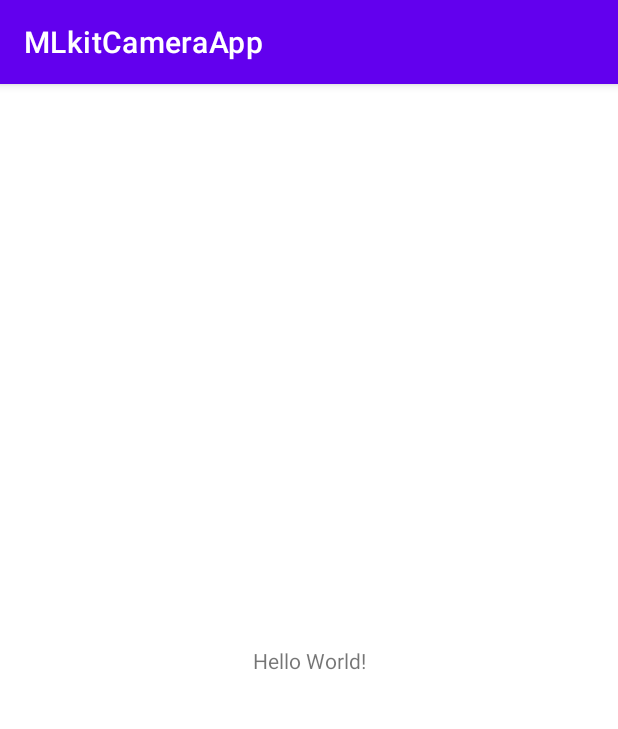
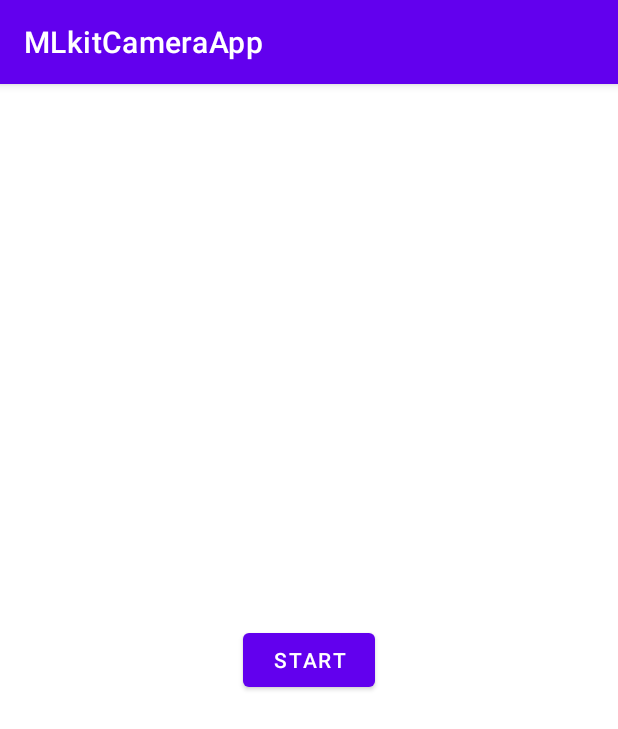
Before and after one commit to bogdan210407/MLkit-Camera-App, an Android app: the screen it shows after launch (MainActivity), on a phone screen of 412 x 824 dp. Shown: the top 729 px of the screen. Run offline under Robolectric (Android 15) with nearby library versions, the phone set to English and light mode, and no system bars.

Commit message:
30.04.23

```diff
--- a/app/build.gradle
+++ b/app/build.gradle
@@ -34,6 +34,11 @@ android {
 
 dependencies {
 
+    def nav_version = "2.5.3"
+    // Kotlin
+    implementation "androidx.navigation:navigation-fragment-ktx:$nav_version"
+    implementation "androidx.navigation:navigation-ui-ktx:$nav_version"
+
     implementation 'androidx.core:core-ktx:1.7.0'
     implementation 'androidx.appcompat:appcompat:1.6.1'
     implementation 'com.google.android.material:material:1.8.0'
--- /dev/null
+++ b/app/src/main/java/com/nikita/mlkitcameraapp/first_fragment/FirstFragment.kt
@@ -0,0 +1,30 @@
+package com.nikita.mlkitcameraapp.first_fragment
+
+import android.content.Intent
+import android.os.Bundle
+import android.provider.MediaStore
+import android.view.LayoutInflater
+import android.view.View
+import android.view.ViewGroup
+import android.widget.Button
+import androidx.fragment.app.Fragment
+import com.nikita.mlkitcameraapp.R
+
+class FirstFragment: Fragment() {
+    override fun onCreateView(
+        inflater: LayoutInflater,
+        container: ViewGroup?,
+        savedInstanceState: Bundle?
+    ): View? {
+        return inflater.inflate(R.layout.start_scan_fragment, container, false)
+    }
+
+    override fun onViewCreated(view: View, savedInstanceState: Bundle?) {
+        super.onViewCreated(view, savedInstanceState)
+        val button = view.findViewById<Button>(R.id.start_scan)
+        button.setOnClickListener {
+            val intent = Intent(MediaStore.ACTION_IMAGE_CAPTURE)
+            startActivity(intent)
+        }
+    }
+}
--- a/app/src/main/res/layout/activity_main.xml
+++ b/app/src/main/res/layout/activity_main.xml
@@ -6,13 +6,17 @@
     android:layout_height="match_parent"
     tools:context=".MainActivity">
 
-    <TextView
-        android:layout_width="wrap_content"
-        android:layout_height="wrap_content"
-        android:text="Hello World!"
+    <androidx.fragment.app.FragmentContainerView
+        android:id="@+id/nav_host_fragment"
+        android:name="androidx.navigation.fragment.NavHostFragment"
+        android:layout_width="0dp"
+        android:layout_height="0dp"
+        app:layout_constraintLeft_toLeftOf="parent"
+        app:layout_constraintRight_toRightOf="parent"
+        app:layout_constraintTop_toTopOf="parent"
         app:layout_constraintBottom_toBottomOf="parent"
-        app:layout_constraintEnd_toEndOf="parent"
-        app:layout_constraintStart_toStartOf="parent"
-        app:layout_constraintTop_toTopOf="parent" />
+
+        app:defaultNavHost="true"
+        app:navGraph="@navigation/nav_graf" />
 
 </androidx.constraintlayout.widget.ConstraintLayout>
--- /dev/null
+++ b/app/src/main/res/layout/start_scan_fragment.xml
@@ -0,0 +1,17 @@
+<?xml version="1.0" encoding="utf-8"?>
+<androidx.constraintlayout.widget.ConstraintLayout xmlns:android="http://schemas.android.com/apk/res/android"
+    xmlns:app="http://schemas.android.com/apk/res-auto"
+    xmlns:tools="http://schemas.android.com/tools"
+    android:layout_width="match_parent"
+    android:layout_height="match_parent">
+
+    <Button
+        android:id="@+id/start_scan"
+        android:layout_width="wrap_content"
+        android:layout_height="wrap_content"
+        android:text="@string/start_scan_button"
+        app:layout_constraintBottom_toBottomOf="parent"
+        app:layout_constraintEnd_toEndOf="parent"
+        app:layout_constraintStart_toStartOf="parent"
+        app:layout_constraintTop_toTopOf="parent" />
+</androidx.constraintlayout.widget.ConstraintLayout>
--- /dev/null
+++ b/app/src/main/res/navigation/nav_graf.xml
@@ -0,0 +1,11 @@
+<?xml version="1.0" encoding="utf-8"?>
+<navigation xmlns:android="http://schemas.android.com/apk/res/android"
+    xmlns:app="http://schemas.android.com/apk/res-auto"
+    android:id="@+id/nav_graf"
+    app:startDestination="@id/firstFragment">
+
+    <fragment
+        android:id="@+id/firstFragment"
+        android:name="com.nikita.mlkitcameraapp.first_fragment.FirstFragment"
+        android:label="FirstFragment" />
+</navigation>
--- a/app/src/main/res/values/strings.xml
+++ b/app/src/main/res/values/strings.xml
@@ -1,3 +1,4 @@
 <resources>
     <string name="app_name">MLkitCameraApp</string>
+    <string name="start_scan_button">Start</string>
 </resources>
```
